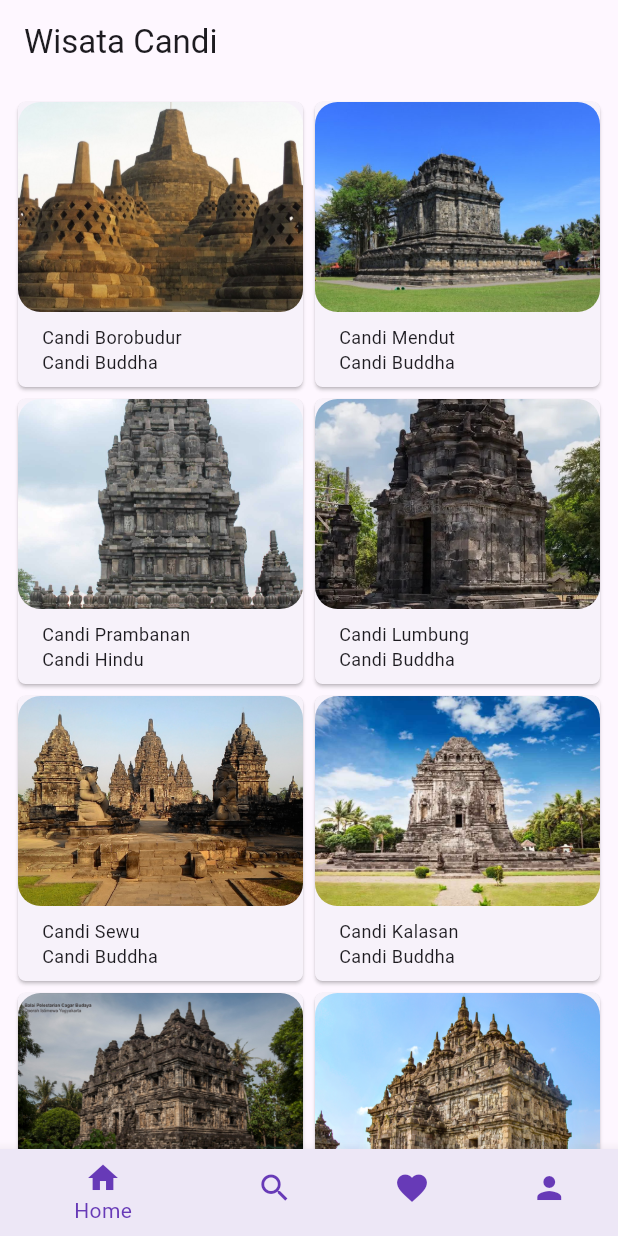
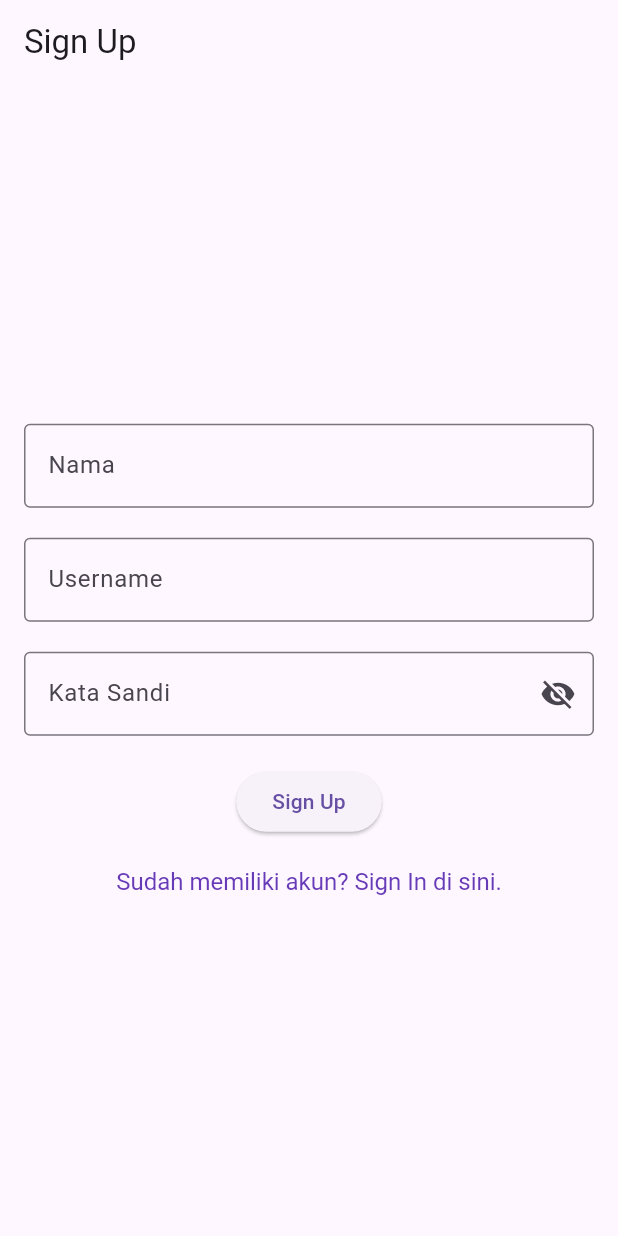
Before and after one commit to Siska-e/latihan-flutter-Siska-e, a Flutter app: the screen it shows after launch, on a phone screen of 412 x 824 dp. Run offline on Flutter 3.47's test engine with Material 3 defaults, Android fonts, the light colour scheme and no system bars; our stand-ins replace connectivity_plus.

Commit message:
Membuat sign in dan sign up

```diff
--- a/wisata_candi/lib/main.dart
+++ b/wisata_candi/lib/main.dart
@@ -4,6 +4,7 @@
 import 'package:wisata_candi/favorite_screen.dart';
 import 'package:wisata_candi/home_screen.dart';
 import 'package:wisata_candi/models/profile_screen.dart';
+import 'package:wisata_candi/signup_screen.dart';
 import 'package:wisata_candi/widgets/search_screen.dart';
 
 void main() {
@@ -17,7 +18,7 @@
   @override
   Widget build(BuildContext context) {
     return const MaterialApp(
-      home: MainScreen(),
+      home: SignUpScreen(),
       // home: SearchScreen(),
       // home: ProfileScreen(),
       // home: DetailScreen(candi: candiList[0]),
--- /dev/null
+++ b/wisata_candi/lib/signup_screen.dart
@@ -0,0 +1,148 @@
+import 'package:flutter/gestures.dart';
+import 'package:flutter/material.dart';
+import 'package:wisata_candi/widgets/sign_in_screen.dart';
+
+class SignUpScreen extends StatefulWidget {
+  const SignUpScreen({super.key});
+
+  @override
+  State<SignUpScreen> createState() => _SignUpScreenState();
+}
+
+class _SignUpScreenState extends State<SignUpScreen> {
+  final TextEditingController _nameController = TextEditingController();
+  final TextEditingController _usernameController = TextEditingController();
+  final TextEditingController _passwordController = TextEditingController();
+
+  String _errorText = '';
+
+  bool _obscurePassword = true;
+
+  //TODO: 1. Membuat fungsi _signup
+  void _signUp() {
+    String name = _nameController.text.trim();
+    String username = _usernameController.text.trim();
+    String password = _passwordController.text.trim();
+
+    if (password.length < 8 ||
+        !password.contains(RegExp(r'[A-Z]')) ||
+        !password.contains(RegExp(r'[a-z]')) ||
+        !password.contains(RegExp(r'[0-9]')) ||
+        !password.contains(RegExp(r'[!@#$%^&*(),.":{}|<>]'))) {
+      setState(() {
+        _errorText =
+            'Minimal 8 karakter, kombinasi [A-Z], [a-z], [0-9], [!@#\\\$%^&*(),.?":{}|<>]';
+      });
+    }
+
+    print('*** Sign up Berhasil!');
+    print("Nama: $name");
+    print("Nama Pengguna: $username");
+    print('Password: $password');
+  }
+
+  //TODO: 2. Membuat fungsi dispose
+  // menghapus semua state
+  @override
+  void dispose() {
+    //TODO: implement dispose
+    _nameController.dispose();
+    _usernameController.dispose();
+    _passwordController.dispose();
+    super.dispose();
+  }
+
+  @override
+  Widget build(BuildContext context) {
+    return Scaffold(
+      appBar: AppBar(
+        title: const Text('Sign Up'),
+      ),
+      body: Center(
+        child: SingleChildScrollView(
+          child: Padding(
+            padding: const EdgeInsets.all(16),
+            child: Form(
+                child: Column(
+              crossAxisAlignment: CrossAxisAlignment.center,
+              mainAxisAlignment: MainAxisAlignment.center,
+              children: [
+                TextFormField(
+                  controller: _nameController,
+                  decoration: const InputDecoration(
+                    labelText: 'Nama',
+                    border: OutlineInputBorder(),
+                  ),
+                ),
+                const SizedBox(
+                  height: 20,
+                ),
+                TextFormField(
+                  controller: _usernameController,
+                  decoration: const InputDecoration(
+                    labelText: 'Username',
+                    border: OutlineInputBorder(),
+                  ),
+                ),
+                const SizedBox(
+                  height: 20,
+                ),
+                TextFormField(
+                  controller: _passwordController,
+                  decoration: InputDecoration(
+                    labelText: 'Kata Sandi',
+                    errorText: _errorText.isNotEmpty ? _errorText : null,
+                    border: const OutlineInputBorder(),
+                    suffixIcon: IconButton(
+                      icon: Icon(
+                        _obscurePassword
+                            ? Icons.visibility_off
+                            : Icons.visibility,
+                      ),
+                      onPressed: () {
+                        setState(() {
+                          _obscurePassword = !_obscurePassword;
+                        });
+                      },
+                    ),
+                  ),
+                  obscureText: _obscurePassword,
+                ),
+                const SizedBox(
+                  height: 20,
+                ),
+                ElevatedButton(
+                    onPressed: _signUp, child: const Text('Sign Up')),
+                const SizedBox(
+                  height: 20,
+                ),
+                RichText(
+                    text: TextSpan(
+                        text: 'Sudah memiliki akun? ',
+                        style: const TextStyle(
+                          fontSize: 16,
+                          color: Colors.deepPurple,
+                        ),
+                        children: <TextSpan>[
+                      TextSpan(
+                          text: 'Sign In di sini.',
+                          style: const TextStyle(
+                            fontSize: 16,
+                          ),
+                          recognizer: TapGestureRecognizer()
+                            ..onTap = () {
+                              Navigator.push(
+                                  context,
+                                  MaterialPageRoute(
+                                    builder: (context) => const SignInScreen(),
+                                  ));
+                            })
+                    ]))
+              ],
+            )),
+          ),
+        ),
+      ),
+    );
+  }
+}
```
Also changed, not shown: wisata_candi/lib/widgets/sign_in_screen.dart (added, +120 -0 lines).
